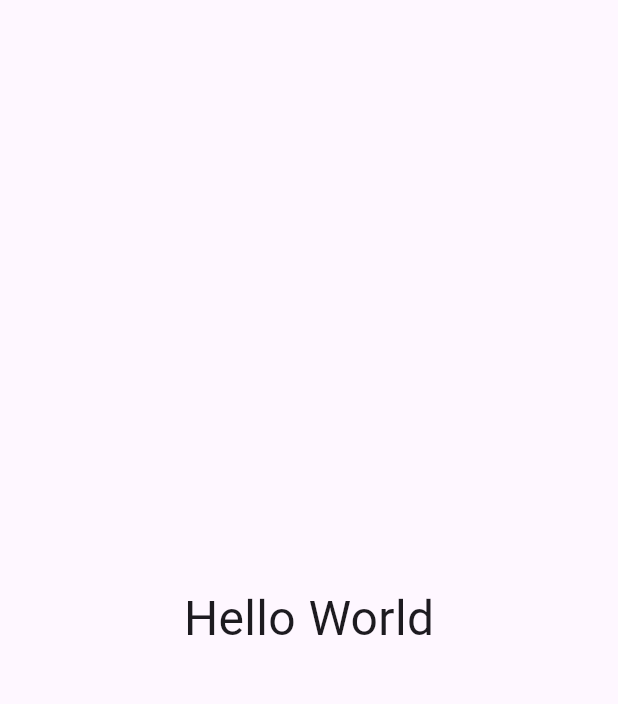
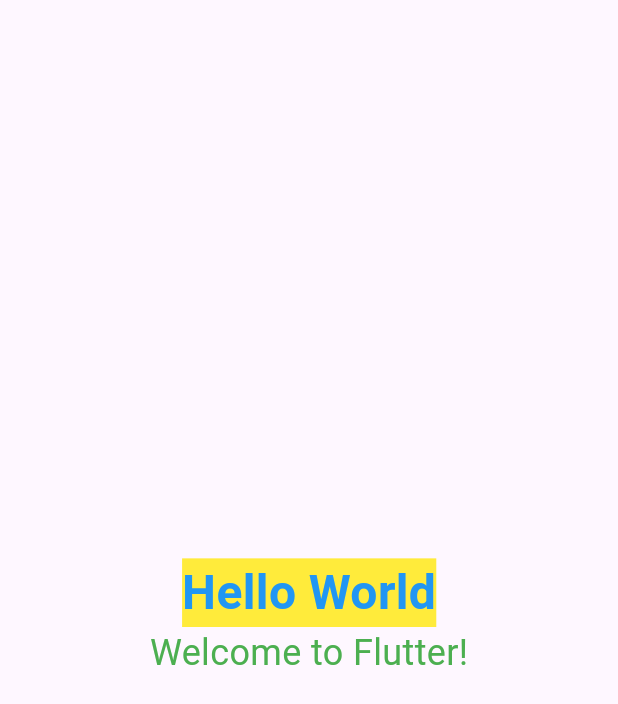
Before and after one commit to raghuprasadks/flutter_may_2025, a Flutter app: the screen it shows after launch, on a phone screen of 412 x 824 dp. Shown: the top 704 px of the screen. Run offline on Flutter 3.47's test engine with Material 3 defaults, Android fonts, the phone set to English and light mode, and no system bars.

Commit message:
flutter app

```diff
--- /dev/null
+++ b/programs/flutterapp/flutterbasics/lib/1-helloworld.dart
@@ -0,0 +1,23 @@
+import 'package:flutter/material.dart';
+
+void main() {
+  runApp(const MyApp());
+}
+
+class MyApp extends StatelessWidget {
+  const MyApp({super.key});
+
+  @override
+  Widget build(BuildContext context) {
+    return const MaterialApp(
+      home: Scaffold(
+        body: Center(
+          child: Text(
+            'Hello World',
+            style: TextStyle(fontSize: 32),
+          ),
+        ),
+      ),
+    );
+  }
+}
--- a/programs/flutterapp/flutterbasics/lib/main.dart
+++ b/programs/flutterapp/flutterbasics/lib/main.dart
@@ -12,9 +12,26 @@
     return const MaterialApp(
       home: Scaffold(
         body: Center(
-          child: Text(
-            'Hello World',
-            style: TextStyle(fontSize: 32),
+          child: Column(
+            mainAxisAlignment: MainAxisAlignment.center,
+            children: [
+              Text(
+                'Hello World',
+                style: TextStyle(
+                  fontSize: 32,
+                  color: Colors.blue,
+                  fontWeight: FontWeight.bold,
+                  backgroundColor: Colors.yellow,
+                ),
+              ),
+              Text(
+                'Welcome to Flutter!',
+                style: TextStyle(
+                  fontSize: 24,
+                  color: Colors.green,
+                ),
+              ),
+            ],
           ),
         ),
       ),
```
Also changed, not shown: programs/flutterapp/flutterbasics/lib/2-helloworldstyle.dart (added, +28 -0 lines).
